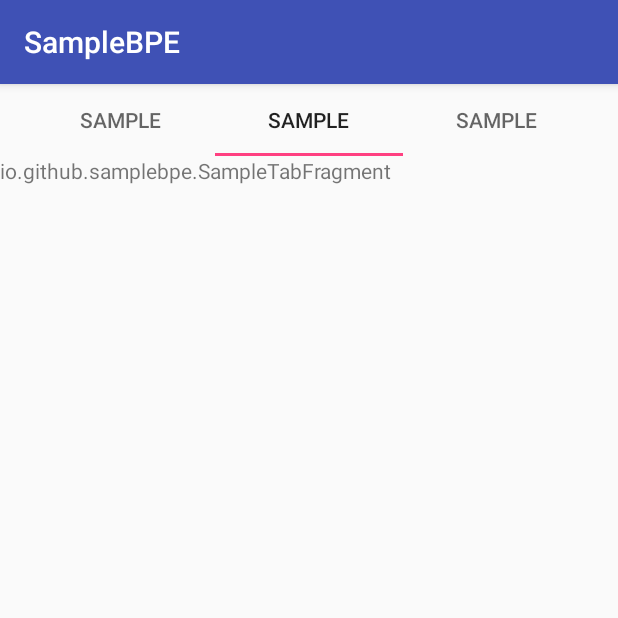
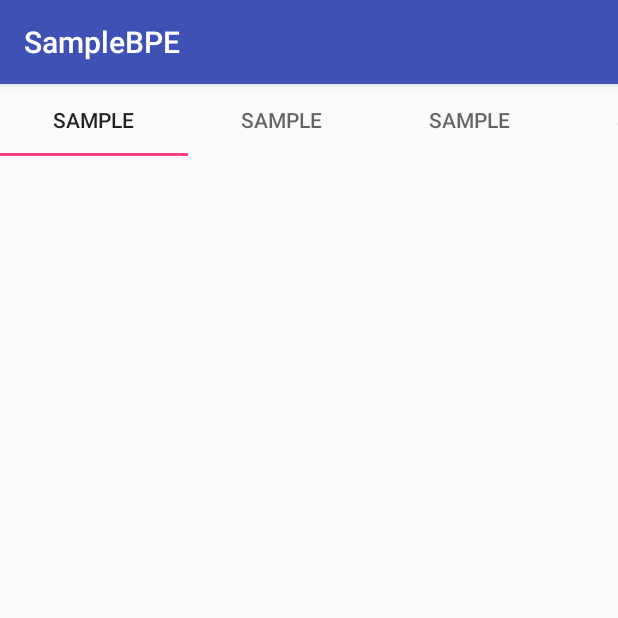
Before and after one commit to Faierbel/SampleBPE, an Android app: the fragment SampleFragment shown on its own in the app's theme, on a phone screen of 412 x 824 dp, the top half of it. Run offline under Robolectric (Android 15) with nearby library versions, the phone set to English and light mode, and no system bars.

Commit message:
Add state error

```diff
--- a/app/src/main/java/io/github/samplebpe/SampleFragment.java
+++ b/app/src/main/java/io/github/samplebpe/SampleFragment.java
@@ -42,7 +42,5 @@ public class SampleFragment extends Fragment {
         viewPager.setOffscreenPageLimit(2);
         tabLayout.setupWithViewPager(viewPager);
 
-        viewPager.setCurrentItem(3, false);
-
     }
 }
--- a/app/src/main/java/io/github/samplebpe/SampleTabFragment.java
+++ b/app/src/main/java/io/github/samplebpe/SampleTabFragment.java
@@ -8,19 +8,14 @@ import android.support.v4.app.Fragment;
 import android.view.LayoutInflater;
 import android.view.View;
 import android.view.ViewGroup;
-import android.widget.TextView;
 
 public class SampleTabFragment extends Fragment {
 
-    public SampleTabFragment() {
-    }
 
     @Override
     public View onCreateView(@NonNull LayoutInflater inflater, @Nullable ViewGroup container,
                              Bundle savedInstanceState) {
         View view = inflater.inflate(R.layout.fragment_sample_tab, container, false);
-        TextView textView = view.findViewById(R.id.text);
-        textView.setText(getClass().getCanonicalName());
         return view;
     }
 
--- a/app/src/main/res/layout/fragment_sample_tab.xml
+++ b/app/src/main/res/layout/fragment_sample_tab.xml
@@ -1,13 +1,10 @@
-<FrameLayout xmlns:android="http://schemas.android.com/apk/res/android"
-    xmlns:tools="http://schemas.android.com/tools"
+<android.support.design.widget.CoordinatorLayout xmlns:android="http://schemas.android.com/apk/res/android"
+    android:id="@+id/container"
     android:layout_width="match_parent"
-    android:layout_height="match_parent"
-    tools:context="io.github.samplebpe.SampleTabFragment">
+    android:layout_height="match_parent">
 
-    <TextView
-        android:id="@+id/text"
+    <android.support.v7.widget.RecyclerView
+        android:id="@+id/tab_recycler"
         android:layout_width="match_parent"
-        android:layout_height="match_parent"
-        android:text="@string/hello_blank_fragment" />
-
-</FrameLayout>
+        android:layout_height="match_parent" />
+</android.support.design.widget.CoordinatorLayout>
```
